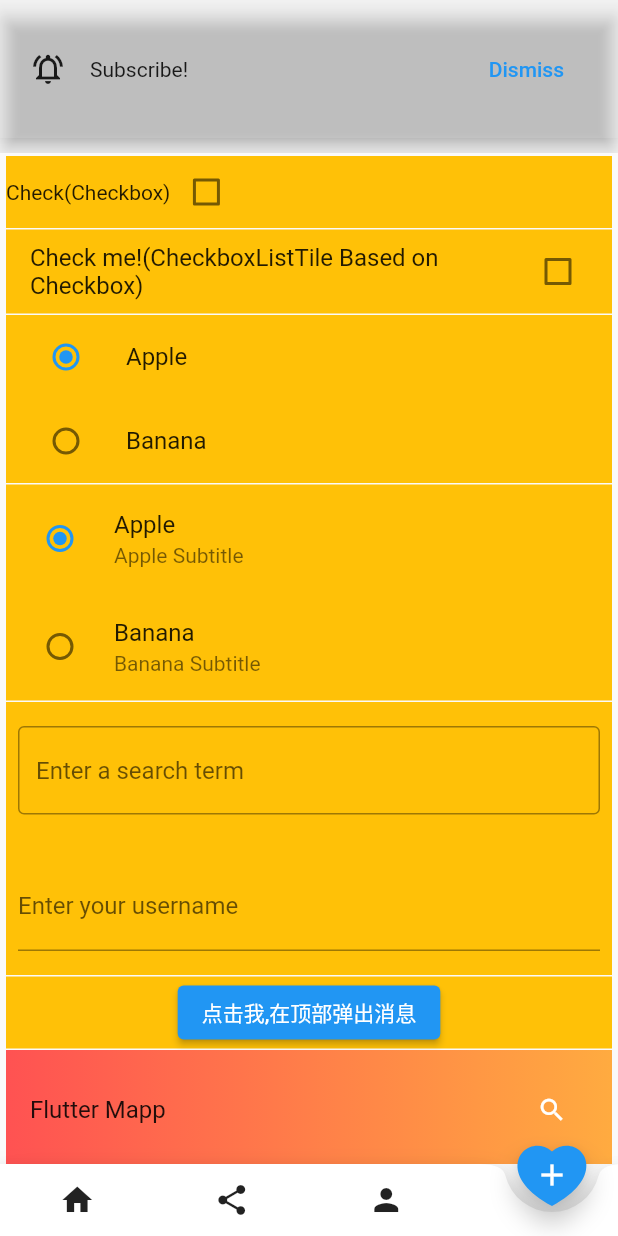
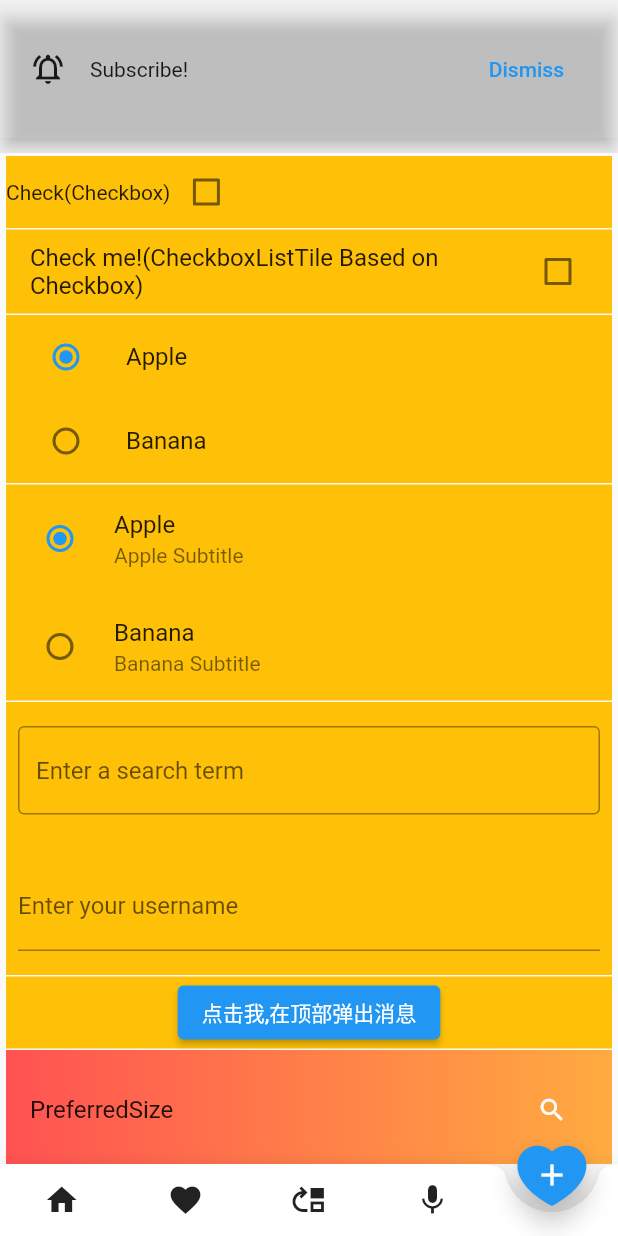
Before and after one commit to lisper-inmove/flutter-examples, a Flutter app: the screen it shows after launch, after a tap on "点击我,在顶部弹出消息", on a phone screen of 412 x 824 dp. Run offline on Flutter 3.47's test engine with Material 2 defaults, Android fonts, the phone set to English and light mode, and no system bars.

Commit message:
preferredsize/circleavatar/longpressdraggable/flex

```diff
--- /dev/null
+++ b/lib/components/mycircleavatar.dart
@@ -0,0 +1,30 @@
+import 'package:flutter/material.dart';
+
+class MyCircleAvatar extends StatelessWidget {
+  @override
+  Widget build(BuildContext context) {
+    return Center(
+      child: CircleAvatar(
+        backgroundColor: Colors.orangeAccent,
+        radius: 80,
+        backgroundImage: const AssetImage("einstein.png"),
+
+        child: ElevatedButton(
+          onPressed: () {
+            print("Pressed");
+          },
+          child: Text(''),
+          style: ElevatedButton.styleFrom(
+            // 按钮背景色
+            backgroundColor: Colors.transparent,
+            // Text字段的颜色
+            foregroundColor: Colors.transparent,
+            // 按钮阴隐颜色
+            shadowColor: Colors.transparent,
+          ),
+        ),
+
+      ),
+    );
+  }
+}
--- /dev/null
+++ b/lib/components/mylongpressdraggable.dart
@@ -0,0 +1,71 @@
+import 'package:flutter/material.dart';
+
+class MyLongPressDraggable {
+  LongPressDraggable create(BuildContext context) {
+    return LongPressDraggable(
+      data: 'Hello',
+      feedback: Container(
+        width: 100,
+        height: 100,
+        color: Colors.green,
+        child: const Center(child: Text('Dragging')),
+      ),
+      child: Container(
+        width: 100,
+        height: 100,
+        color: Colors.blue,
+        child: const Center(child: Text('Drag me')),
+      ),
+    );
+  }
+}
+
+class MyLongPressDraggable2 extends StatefulWidget {
+
+  @override
+  State<StatefulWidget> createState() => _MyLongPressDraggable2State();
+
+}
+
+class _MyLongPressDraggable2State extends State<MyLongPressDraggable2> {
+
+  Offset _offset = const Offset(200, 250);
+
+  @override
+    Widget build(BuildContext context) {
+      return Center(
+        child: LayoutBuilder(
+          builder: (context, constraints) {
+            return Stack(
+              children: [
+                Positioned(
+                  left: _offset.dx,
+                  right: _offset.dy,
+                  child: MyLongPressDraggable().create(context),
+                  // child: LongPressDraggable(
+                  //   feedback: Image.network(
+                  //     "https://tinyurl.com/95ncjeuu",
+                  //     height: 200,
+                  //     color: Colors.orangeAccent,
+                  //     colorBlendMode: BlendMode.colorBurn,
+                  //   ),
+                  //   child: Image.network(
+                  //     "https://tinyurl.com/95ncjeuu",
+                  //     height: 200,
+                  //   ),
+                  //   onDragEnd: (details) {
+                  //     setState(() {
+                  //       double adjustment = MediaQuery.of(context).size.height - constraints.maxHeight;
+                  //       _offset = Offset(details.offset.dx, details.offset.dy - adjustment);
+                  //     });
+                  //   },
+                  // ),
+                ),
+              ],
+            );
+          },
+        ),
+      );
+    }
+
+}
--- a/lib/components/mypreferredsize.dart
+++ b/lib/components/mypreferredsize.dart
@@ -19,7 +19,7 @@ class MyPreferredSize extends StatelessWidget {
         child: SafeArea(
           child: Center(
             child: ListTile(
-              title: const Text('Flutter Mapp'),
+              title: const Text('PreferredSize'),
               trailing: IconButton(
                 icon: const Icon(
                   Icons.search,
--- a/lib/components/myscaffold.dart
+++ b/lib/components/myscaffold.dart
@@ -1,4 +1,7 @@
 import 'package:example/components/myfloatingactionbutton.dart';
+import 'package:example/layouts/myflex.dart';
+import 'package:example/layouts/mylayout.dart';
+import 'package:example/others/misc.dart';
 import 'package:flutter/material.dart';
 import 'package:example/pages/home.dart';
 
@@ -19,8 +22,9 @@ class _MyScaffoldState extends State<MyScaffold> {
 
   List<Widget> pages = [
     HomePage(),
-    Center(child: Text('Share')),
-    Center(child: Text('Mine')),
+    MyLayouts(),
+    Center(child: Text('Animation')),
+    Misc(),
   ];
 
   void ontap(int index) {
@@ -124,8 +128,9 @@ class MyBottomAppBar extends StatelessWidget {
       child: Row(
         children: [
           _createExpandedIconButton(0, Icons.home, 'home'),
-          _createExpandedIconButton(1, Icons.share, 'share'),
-          _createExpandedIconButton(2, Icons.person, 'profile'),
+          _createExpandedIconButton(1, Icons.favorite, 'layout'),
+          _createExpandedIconButton(2, Icons.move_up, 'animation'),
+          _createExpandedIconButton(3, Icons.mic, 'others'),
           const Expanded(child: Text('')),
         ],
       ),
--- a/lib/main.dart
+++ b/lib/main.dart
@@ -1,10 +1,36 @@
+import 'package:example/others/myinteractiveviewer.dart';
+import 'package:example/components/mylongpressdraggable.dart';
 import 'package:example/components/myscaffold.dart';
+import 'package:example/layouts/myflex.dart';
+import 'package:example/layouts/mylayout.dart';
+import 'package:example/others/myreorderablelistview.dart';
 import 'package:flutter/material.dart';
 
 void main() {
   runApp(
-    const MaterialApp(
-        home: MyScaffold(),
-      )
-    );
+    const MyApp()
+  );
 }
+
+
+class MyApp extends StatelessWidget {
+
+  const MyApp({super.key});
+
+  @override
+    Widget build(BuildContext context) {
+      final Size size = MediaQuery.of(context).size;
+      print("屏幕大小: $size");
+      return MaterialApp(
+        initialRoute: '/',
+        routes: {
+          '/': (context) => MyScaffold(),
+          'Layout': (context) => MyLayouts(),
+          'FlexLayout': (context) => MyFlex(),
+          'LongPressDraggable': (context) => MyLongPressDraggable2(),
+          'InteractiveViewer': (context) => MyInteractiveViewer(),
+          'ReorderableList': (context) => MyReorderableListView(),
+        },
+      );
+    }
+}
--- a/lib/pages/home.dart
+++ b/lib/pages/home.dart
@@ -1,5 +1,7 @@
 import 'package:example/components/mybottomsheet.dart';
 import 'package:example/components/mycheckbox.dart';
+import 'package:example/components/mycircleavatar.dart';
+import 'package:example/components/mylongpressdraggable.dart';
 import 'package:example/components/mymaterialbanner.dart';
 import 'package:example/components/mypreferredsize.dart';
 import 'package:example/components/myradiobutton.dart';
@@ -40,6 +42,10 @@ class _HomePageState extends State<HomePage> {
             onPressed: () => MyBottomSheet().create(context),
             child: const Text('Show the BottomSheet')),
         ), height: 100,),
+        const SizedBox(height: 10),
+        CommonChild(w: MyLongPressDraggable().create(context), height: 100),
+        const SizedBox(height: 1),
+        CommonChild(w: MyCircleAvatar(), height: 100,),
       ],
     );
   }
--- a/pubspec.yaml
+++ b/pubspec.yaml
@@ -60,9 +60,8 @@ flutter:
   uses-material-design: true
 
   # To add assets to your application, add an assets section, like this:
-  # assets:
-  #   - images/a_dot_burr.jpeg
-  #   - images/a_dot_ham.jpeg
+  assets:
+    - assets/einstein.png
 
   # An image asset can refer to one or more resolution-specific "variants", see
   # https://flutter.dev/assets-and-images/#resolution-aware
```
Also changed, not shown: lib/layouts/myflex.dart (added, +62 -0 lines), lib/layouts/mylayout.dart (added, +17 -0 lines), lib/others/misc.dart (added, +38 -0 lines), lib/others/myinteractiveviewer.dart (added, +52 -0 lines), lib/others/myreorderablelistview.dart (added, +40 -0 lines), assets/einstein.png (added), assets/home-page.jpeg (added), pubspec.lock.
